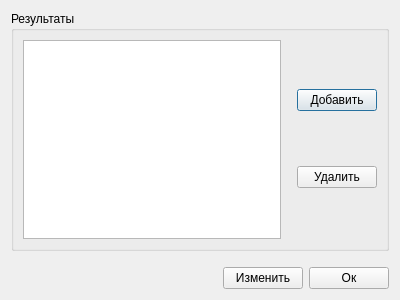
First picture: the form in ui/resultdisciplinewindow.ui, repository 7enSmile/clientVKR, before the edit.
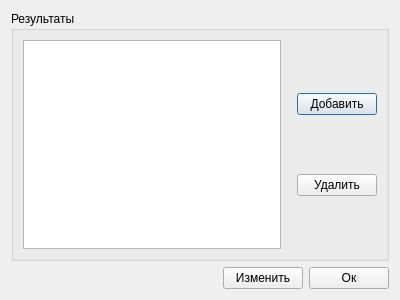
Second picture: the form after the edit.

The edit to the form file:
```diff
--- a/ui/resultdisciplinewindow.ui
+++ b/ui/resultdisciplinewindow.ui
@@ -75,22 +75,6 @@
      </layout>
     </widget>
    </item>
-   <item>
-    <spacer name="verticalSpacer">
-     <property name="orientation">
-      <enum>Qt::Vertical</enum>
-     </property>
-     <property name="sizeType">
-      <enum>QSizePolicy::Fixed</enum>
-     </property>
-     <property name="sizeHint" stdset="0">
-      <size>
-       <width>20</width>
-       <height>10</height>
-      </size>
-     </property>
-    </spacer>
-   </item>
    <item>
     <layout class="QHBoxLayout" name="horizontalLayout_2">
      <item>
```
